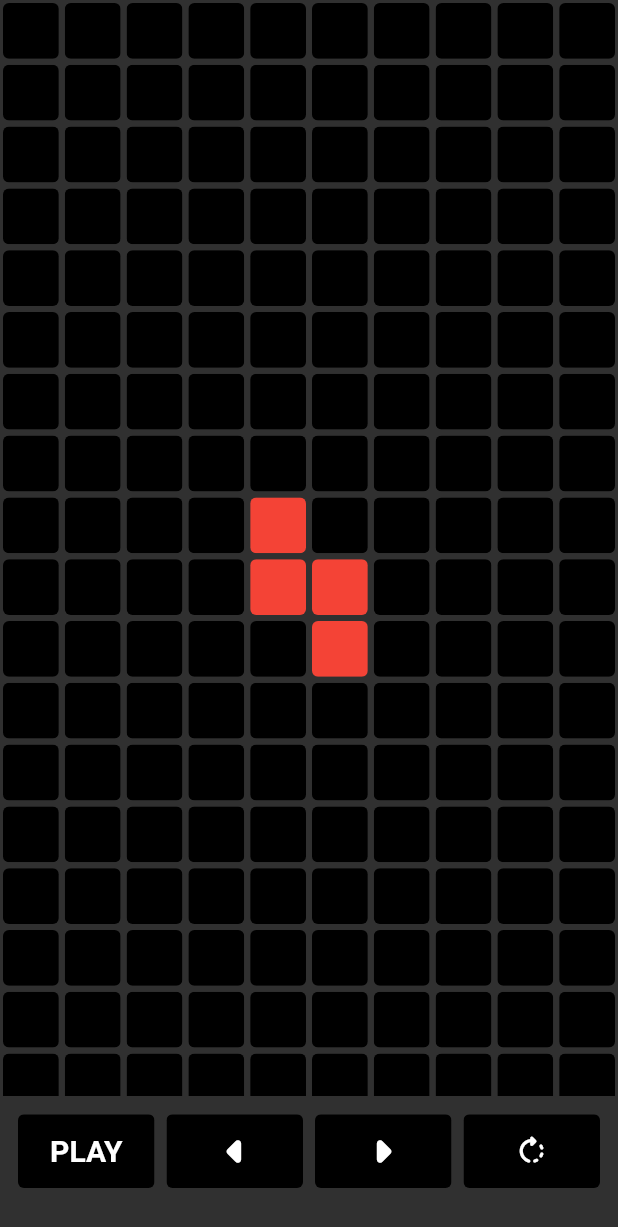
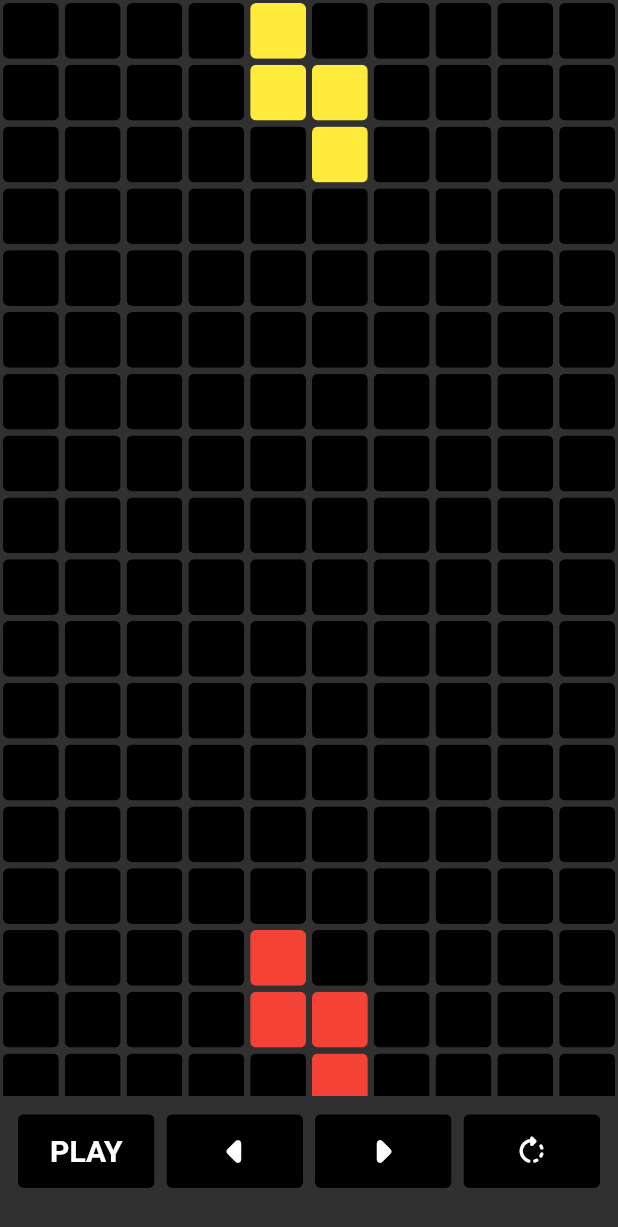
Before and after one commit to Arora-Yash-coder/Tetris_Flutter, a Flutter app: the screen it shows after launch, after a tap on "PLAY", on a phone screen of 412 x 824 dp. Shown: the top 1227 px of the screen. Run offline on Flutter 3.47's test engine with Material 2 defaults, Android fonts, the phone set to English and light mode, and no system bars.

Commit message:
Fixed clearRow func

```diff
--- a/tetris/lib/game.dart
+++ b/tetris/lib/game.dart
@@ -56,7 +56,7 @@ class _MyGameState extends State<MyGame> {
   void startGame() {
     choosePiece();
     //Speed of the game
-    const duration = Duration(milliseconds: 300);
+    const duration = Duration(milliseconds: 150);
     Timer.periodic(
       duration,
       (Timer timer) {
@@ -97,7 +97,7 @@ class _MyGameState extends State<MyGame> {
             for (var element in removeRow) {
               landed.remove(element);
             }
-            for (var q = 0; q < count; q++) {
+            for (var q = 0; q < pieces.length; q++) {
               for (var element in removeRow) {
                 landedPosColor[q].remove(element);
               }
@@ -110,11 +110,9 @@ class _MyGameState extends State<MyGame> {
             }
 
             for (var q = 0; q < landedPosColor.length; q++) {
-              for (var r = 0; r < landedPosColor[q].length; i++) {
+              for (var r = 0; r < landedPosColor[q].length; r++) {
                 if (landedPosColor[q][r] < removeRow.first) {
-                  setState(() {
-                    landedPosColor[q][r] += 10;
-                  });
+                  landedPosColor[q][r] += 10;
                 }
               }
             }
@@ -179,6 +177,7 @@ class _MyGameState extends State<MyGame> {
 
   //Rotates the chosen piece
   void rotatePiece() {}
+
   //Checks if chosen piece stoped
   bool hitFloor() {
     bool hitFloor = false;
--- a/tetris/lib/main.dart
+++ b/tetris/lib/main.dart
@@ -15,7 +15,7 @@ class MyApp extends StatelessWidget {
       title: 'Tetris',
       theme: ThemeData(primarySwatch: Colors.blue, brightness: Brightness.dark),
       debugShowCheckedModeBanner: false,
-      home: const Scaffold(
+      home: Scaffold(
         body: MyGame(),
       ),
     );
```
